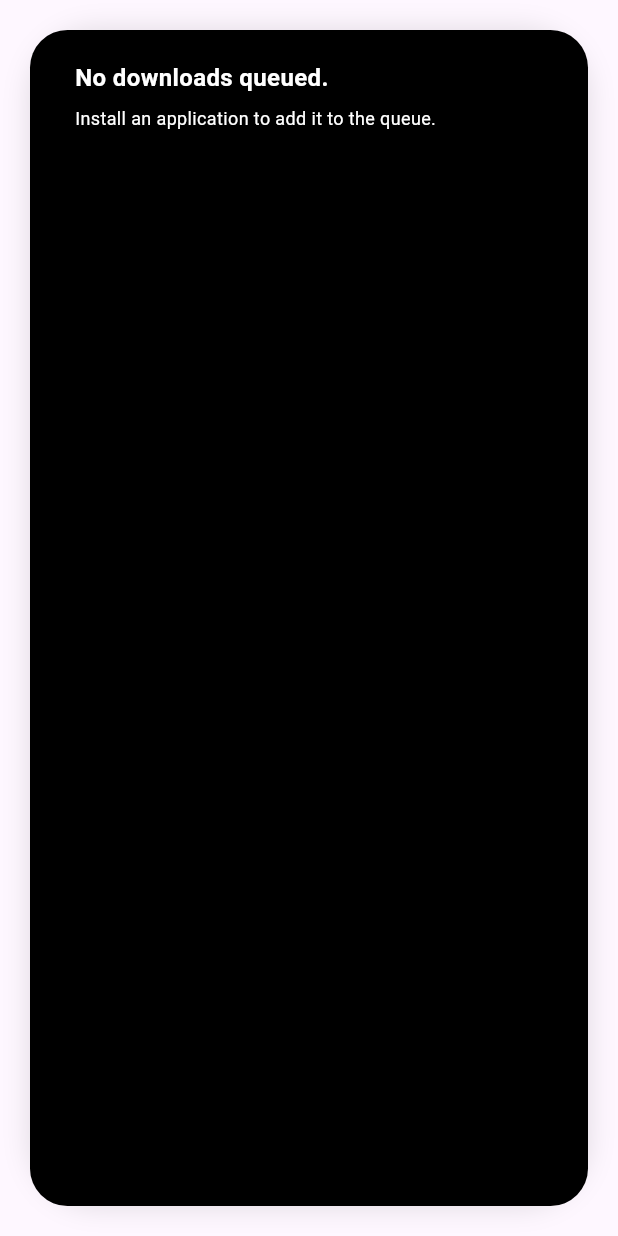
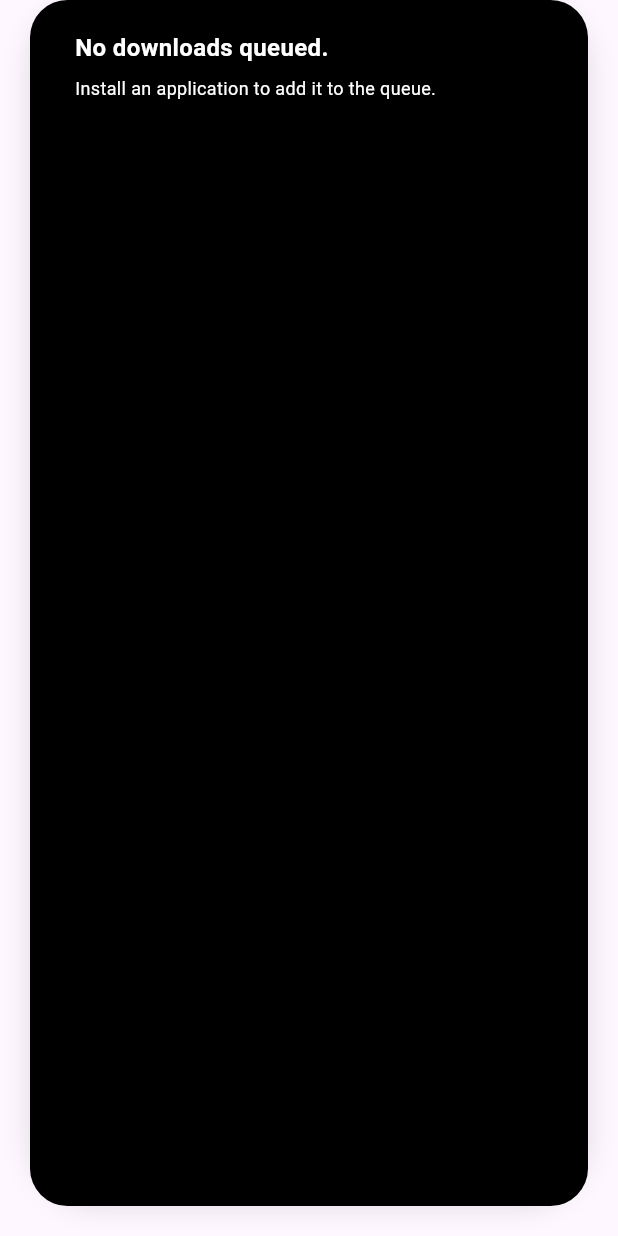
Before and after one commit to jardon/outlet, a Flutter app: the DownloadQueue widget shown alone on an empty page, opened directly, on a phone screen of 412 x 824 dp. Run offline on Flutter 3.47's test engine with Material 3 defaults, Android fonts, the phone set to English and light mode, and no system bars; our stand-ins replace flutter_html, flutter_riverpod, flutter_svg, logger; missing offline and left inert: bitsdojo_window, dart:ffi, libflatpak.

Commit message:
ui(downloads): remove top margin

```diff
--- a/lib/views/components/download_queue.dart
+++ b/lib/views/components/download_queue.dart
@@ -8,7 +8,7 @@ class DownloadQueue extends StatelessWidget {
   @override
   Widget build(BuildContext context) {
     return Container(
-      margin: const EdgeInsets.all(20),
+      margin: const EdgeInsets.fromLTRB(20, 0, 20, 20),
       decoration: BoxDecoration(
           borderRadius: BorderRadius.circular(45.0),
           boxShadow: const [
```
